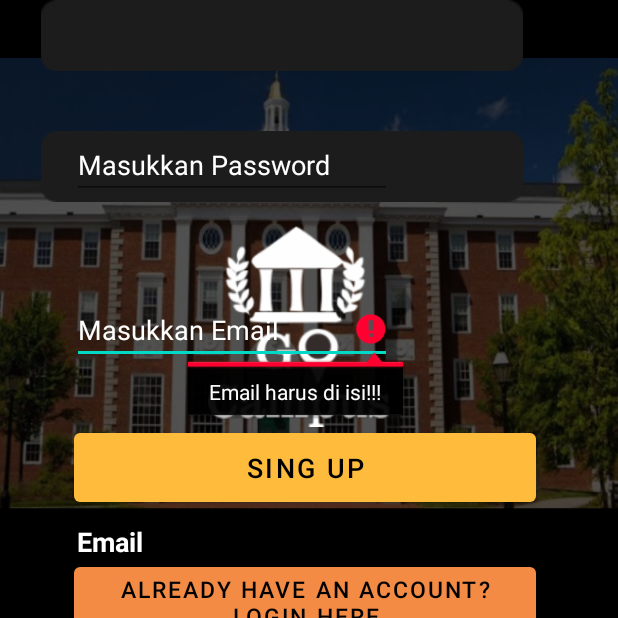
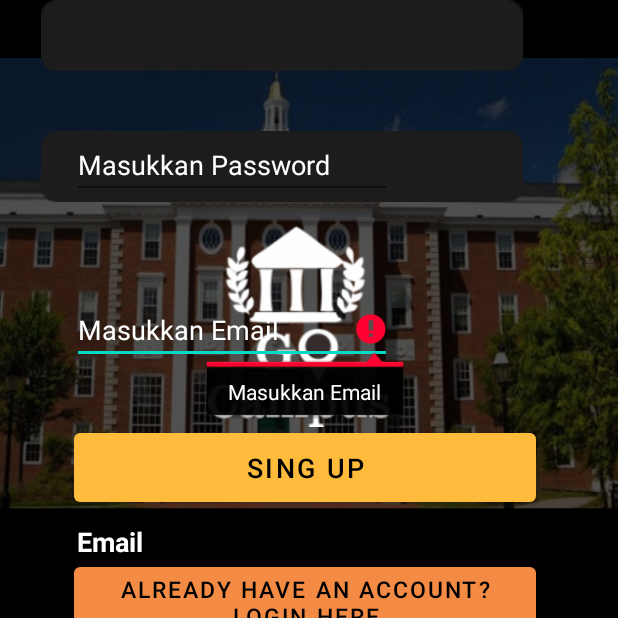
Before and after one commit to firman4658/Final_P.Mobile, an Android app: the RegisterActivity screen opened directly, with no data from a screen before it, after a tap on "SING UP", on a phone screen of 412 x 824 dp, the top half of it. Run offline under Robolectric (Android 15) with nearby library versions, the phone set to English and light mode, and no system bars; our stand-ins replace Firebase (no records; nobody signed in at launch, a user with empty details on screens opened directly).

Commit message:
barui halaman regis

```diff
--- a/app/src/main/java/com/example/final_pmobile/RegisterActivity.kt
+++ b/app/src/main/java/com/example/final_pmobile/RegisterActivity.kt
@@ -9,42 +9,55 @@ import android.widget.Button
 import android.widget.EditText
 import android.widget.Toast
 import com.google.firebase.auth.FirebaseAuth
+import com.google.firebase.database.FirebaseDatabase
+import java.util.regex.Pattern
 
-class RegisterActivity : AppCompatActivity() {
+class RegisterActivity : AppCompatActivity(), View.OnClickListener {
 
     private lateinit var auth: FirebaseAuth
+    private lateinit var etEmail:EditText
+    private lateinit var etPassword: EditText
+    private lateinit var btnSingUp: Button
+
     override fun onCreate(savedInstanceState: Bundle?) {
         super.onCreate(savedInstanceState)
         setContentView(R.layout.activity_register)
-         auth = FirebaseAuth.getInstance()
-        var btn_singup: Button
-        btn_singup = findViewById(R.id.btn_singup)
-         btn_singup.setOnClickListener {
 
 
-             val  email: EditText = findViewById(R.id.editTextEmail)
-             email.text.toString().trim()
-
-             val  password: EditText = findViewById(R.id.editTextpassword)
-             password.text.toString().trim()
-
-             if (email.length()==0){
-                 email.error= "Email harus di isi!!!"
-                 email.requestFocus()
-                 return@setOnClickListener
-             }
+         auth = FirebaseAuth.getInstance()
+        etEmail= findViewById(R.id.editTextEmail)
+        etPassword= findViewById(R.id.editTextpassword)
+        btnSingUp = findViewById(R.id.btn_singup)
+        btnSingUp.setOnClickListener {
+            val email= etEmail.text.toString().trim()
+            val password= etPassword.text.toString().trim()
+            if (email.isEmpty() ){
+                etEmail.error="Masukkan Email"
+                etEmail.requestFocus()
+                return@setOnClickListener
+            }
+                if (!Patterns.EMAIL_ADDRESS.matcher(email).matches()){
+                    etEmail.error="Email tidak valid"
+                    etEmail.requestFocus()
+                    return@setOnClickListener
+                }
 
 
-             if (password.length()==0 || password.length () < 8){
-                 password.error="Password harus lebih 8 karakter"
-                 password.requestFocus()
-                 return@setOnClickListener
+            if (password.isEmpty() || password.length<6){
+                etPassword.error="Password harus lebih 6 karakter"
+                return@setOnClickListener
+            }
 
-             }
+            registerUser(email,password)
 
+        }
 
-             registerUser(email = String(), password= String())
-         }
+    }
+
+    public override fun onStart() {
+        super.onStart()
+        // Check if user is signed in (non-null) and update UI accordingly.
+        val currentUser = auth.currentUser
 
     }
 
@@ -53,7 +66,7 @@ class RegisterActivity : AppCompatActivity() {
         auth.createUserWithEmailAndPassword(email, password)
             .addOnCompleteListener(this){
                 if (it.isSuccessful){
-                    val register = Intent(this@RegisterActivity,Home::class.java ).also {
+                    Intent(this@RegisterActivity, Home::class.java ).also {
                         it.flags = Intent.FLAG_ACTIVITY_NEW_TASK or Intent.FLAG_ACTIVITY_CLEAR_TASK
                         startActivity(it)
 
@@ -66,9 +79,14 @@ class RegisterActivity : AppCompatActivity() {
     }
 
     fun backLogin(view: View) {
-        val login = Intent(this@RegisterActivity,  MainActivity::class.java)
+        val login = Intent(this@RegisterActivity,  LoginActivity::class.java)
         startActivity(login)
 
     }
 
+    override fun onClick(p0: View?) {
+        TODO("Not yet implemented")
+    }
+
+
 }
```
